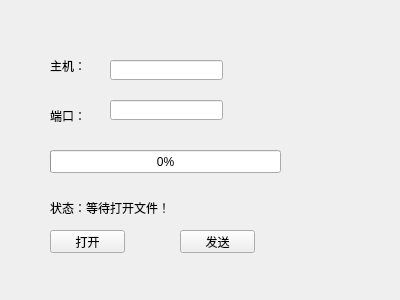
Above: TCP(2)/tcpSender/widget.ui from vcheung/QtPro before the change. Below: the same form after it.
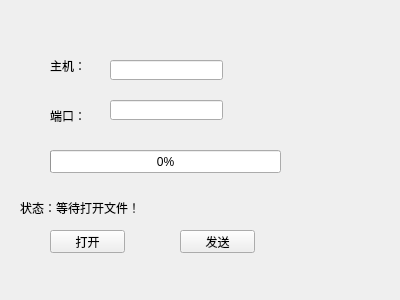
That is the form after the change.

What changed in the file:
```diff
--- a/TCP(2)/tcpSender/widget.ui
+++ b/TCP(2)/tcpSender/widget.ui
@@ -75,9 +75,9 @@
   <widget class="QLabel" name="clientStatusLabel">
    <property name="geometry">
     <rect>
-     <x>50</x>
+     <x>20</x>
      <y>200</y>
-     <width>201</width>
+     <width>341</width>
      <height>16</height>
     </rect>
    </property>
```
